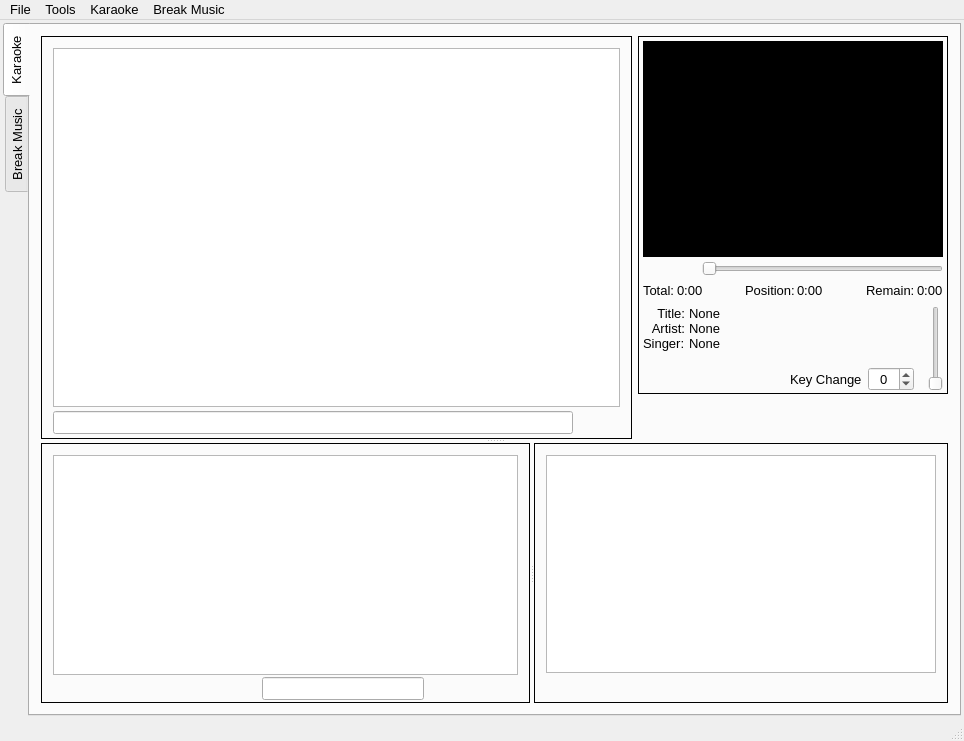
Before: the Qt Designer form OpenKJ/mainwindow.ui in OpenKJ/OpenKJ, drawn with Qt 5.
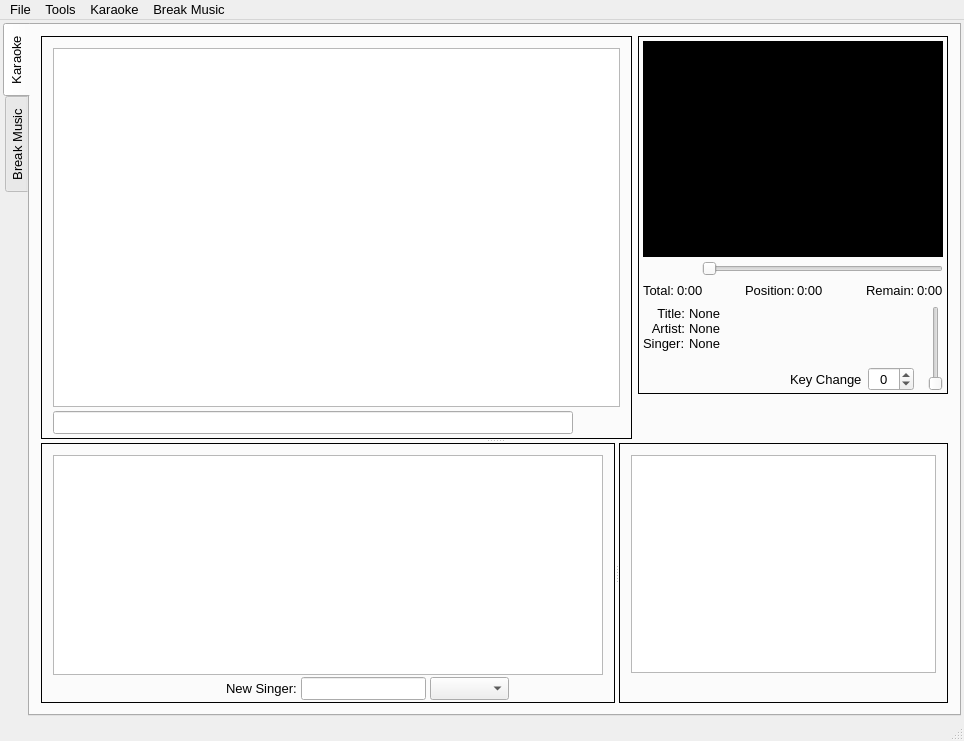
After: the same form once the commit is applied. Icons and pictures are not drawn. Custom widgets are drawn as their Qt base class.

Commit message:
Added fair/bottom/next option for manual singer adds
Now there is a combo box on the main form beside the singer name entry.
It allows setting where the singer will be added in the rotation.  Fair
- one full rotation from when they signed up (before the current singer
sings again next rotation).  Bottom - At the end of the current
rotation.  Next - Obviously, after the current singer.

Previous behavior was just to add at the bottom.  This brings manual
singer adds in line with what is available from the requests and
regulars dialogs.

What changed in the file:
```diff
--- a/OpenKJ/mainwindow.ui
+++ b/OpenKJ/mainwindow.ui
@@ -1592,9 +1592,19 @@
                      </property>
                     </spacer>
                    </item>
+                   <item>
+                    <widget class="QLabel" name="label_2">
+                     <property name="text">
+                      <string>New Singer:</string>
+                     </property>
+                    </widget>
+                   </item>
                    <item>
                     <widget class="QLineEdit" name="editAddSinger"/>
                    </item>
+                   <item>
+                    <widget class="QComboBox" name="cbxSingerAddPos"/>
+                   </item>
                    <item>
                     <widget class="QPushButton" name="buttonAddSinger">
                      <property name="text">
```
The commit also changes 1 other file.
